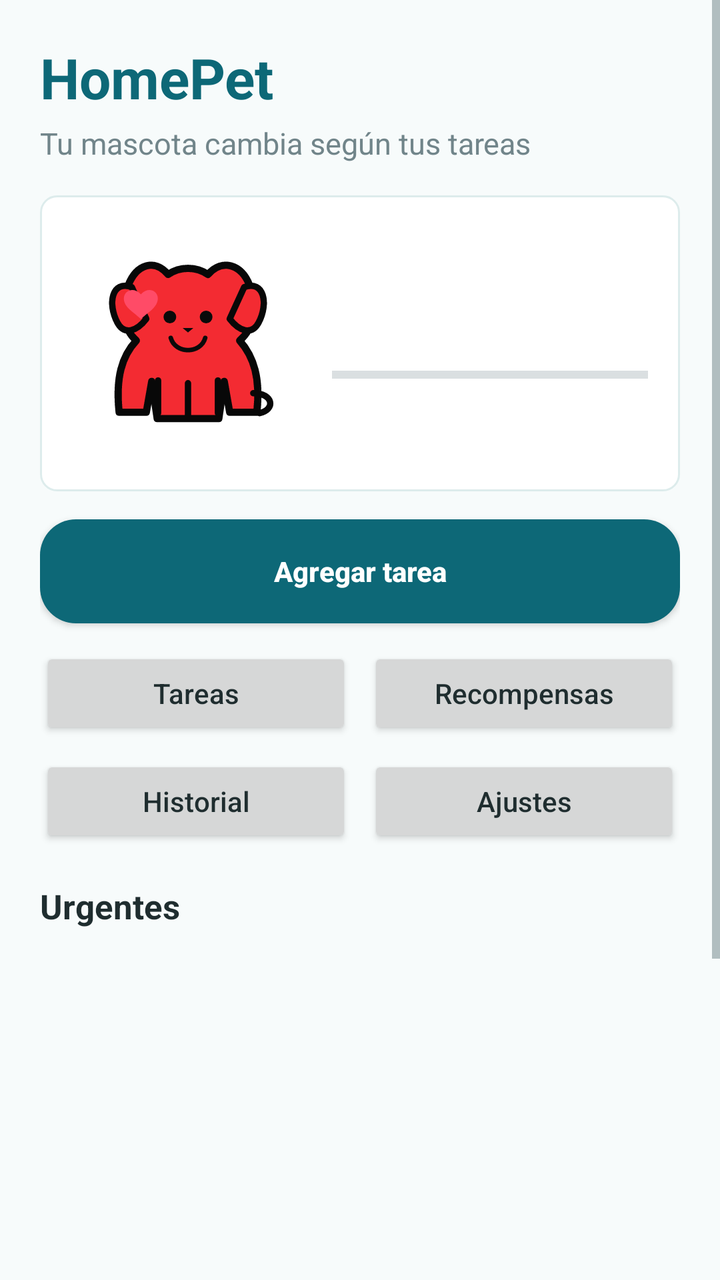
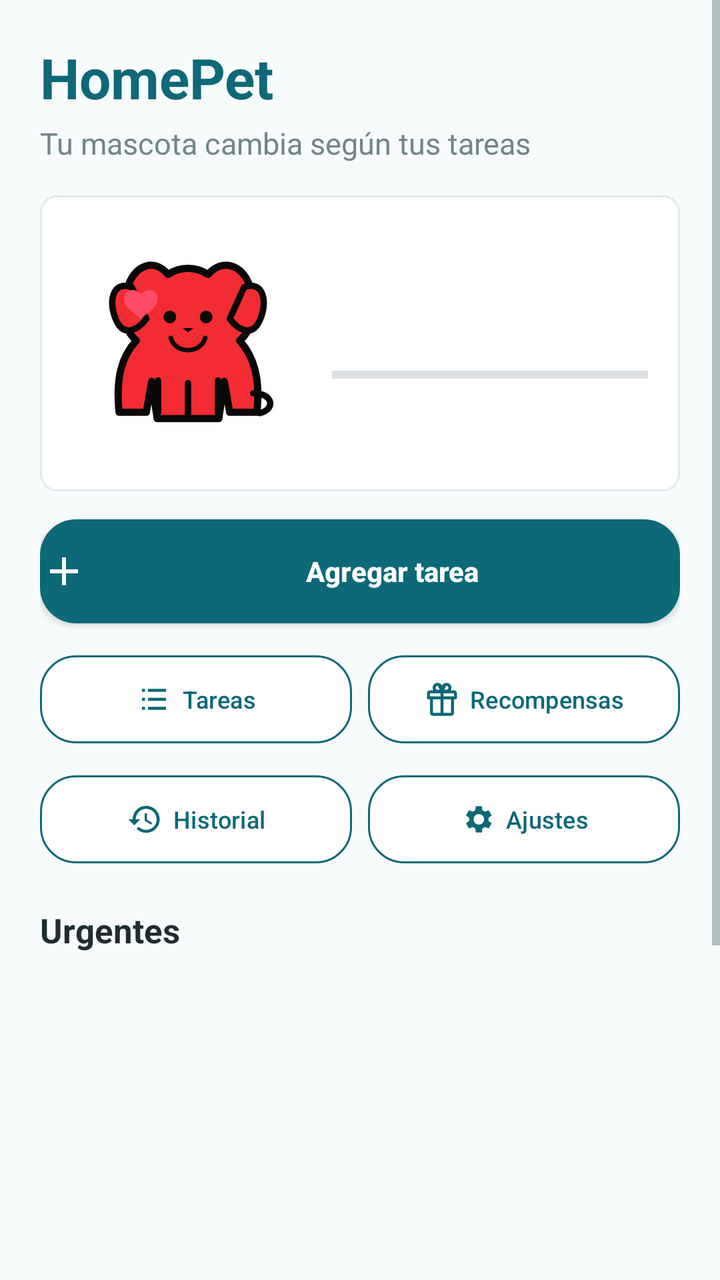

An Android layout rendered at two revisions. The XML below is the earlier revision; the diff shows what the commit changed to produce the second picture.
<!-- AndroidManifest.xml: application theme Theme.FinalProject -->
<!-- res/layout/activity_main.xml -->
<?xml version="1.0" encoding="utf-8"?>
<ScrollView xmlns:android="http://schemas.android.com/apk/res/android"
    android:id="@+id/main"
    android:layout_width="match_parent"
    android:layout_height="match_parent"
    android:background="@color/homepet_background">

    <LinearLayout
        android:layout_width="match_parent"
        android:layout_height="wrap_content"
        android:orientation="vertical"
        android:padding="20dp">

        <TextView
            android:id="@+id/greetingText"
            android:layout_width="match_parent"
            android:layout_height="wrap_content"
            android:text="@string/homepet_title"
            android:textColor="@color/homepet_primary"
            android:textSize="28sp"
            android:textStyle="bold" />

        <TextView
            android:id="@+id/petMessageText"
            android:layout_width="match_parent"
            android:layout_height="wrap_content"
            android:layout_marginTop="4dp"
            android:text="@string/dashboard_subtitle"
            android:textColor="@color/homepet_text_muted"
            android:textSize="15sp" />

        <LinearLayout
            android:layout_width="match_parent"
            android:layout_height="wrap_content"
            android:layout_marginTop="16dp"
            android:background="@drawable/bg_task_item"
            android:gravity="center_vertical"
            android:orientation="horizontal"
            android:padding="16dp">

            <FrameLayout
                android:layout_width="116dp"
                android:layout_height="116dp">

                <ImageView
                    android:id="@+id/petBackgroundImage"
                    android:layout_width="match_parent"
                    android:layout_height="match_parent"
                    android:importantForAccessibility="no"
                    android:scaleType="fitCenter"
                    android:visibility="gone" />

                <ImageView
                    android:id="@+id/petCapeImage"
                    android:layout_width="match_parent"
                    android:layout_height="match_parent"
                    android:importantForAccessibility="no"
                    android:scaleType="fitCenter"
                    android:visibility="gone" />

                <ImageView
                    android:id="@+id/petImage"
                    android:layout_width="match_parent"
                    android:layout_height="match_parent"
                    android:contentDescription="@string/homepet_pet_image"
                    android:scaleType="fitCenter"
                    android:src="@drawable/pet_dog_happy" />

                <ImageView
                    android:id="@+id/petGoldImage"
                    android:layout_width="match_parent"
                    android:layout_height="match_parent"
                    android:importantForAccessibility="no"
                    android:scaleType="fitCenter"
                    android:visibility="gone" />

                <ImageView
                    android:id="@+id/petCollarImage"
                    android:layout_width="match_parent"
                    android:layout_height="match_parent"
                    android:importantForAccessibility="no"
                    android:scaleType="fitCenter"
                    android:visibility="gone" />

                <ImageView
                    android:id="@+id/petHatImage"
                    android:layout_width="match_parent"
                    android:layout_height="match_parent"
                    android:importantForAccessibility="no"
                    android:scaleType="fitCenter"
                    android:visibility="gone" />
            </FrameLayout>

            <LinearLayout
                android:layout_width="0dp"
                android:layout_height="wrap_content"
                android:layout_marginStart="14dp"
                android:layout_weight="1"
                android:orientation="vertical">

                <TextView
                    android:id="@+id/petNameText"
                    android:layout_width="match_parent"
                    android:layout_height="wrap_content"
                    android:textColor="@color/homepet_text"
                    android:textSize="21sp"
                    android:textStyle="bold" />

                <TextView
                    android:id="@+id/petStatusText"
                    android:layout_width="match_parent"
                    android:layout_height="wrap_content"
                    android:layout_marginTop="3dp"
                    android:textColor="@color/homepet_text_muted"
                    android:textSize="13sp" />

                <ProgressBar
                    android:id="@+id/xpProgress"
                    style="?android:attr/progressBarStyleHorizontal"
                    android:layout_width="match_parent"
                    android:layout_height="8dp"
                    android:layout_marginTop="8dp" />

                <TextView
                    android:id="@+id/petStatsText"
                    android:layout_width="match_parent"
                    android:layout_height="wrap_content"
                    android:layout_marginTop="8dp"
                    android:textColor="@color/homepet_text"
                    android:textSize="13sp" />
            </LinearLayout>
        </LinearLayout>

        <Button
            android:id="@+id/addTaskButton"
            android:layout_width="match_parent"
            android:layout_height="52dp"
            android:layout_marginTop="14dp"
            android:background="@drawable/bg_primary_button"
            android:backgroundTint="@null"
            android:text="@string/add_task"
            android:textAllCaps="false"
            android:textColor="@color/homepet_on_primary"
            android:textStyle="bold" />

        <LinearLayout
            android:layout_width="match_parent"
            android:layout_height="wrap_content"
            android:layout_marginTop="12dp"
            android:orientation="horizontal">

            <Button
                android:id="@+id/tasksButton"
                android:layout_width="0dp"
                android:layout_height="46dp"
                android:layout_weight="1"
                android:text="@string/tasks"
                android:textAllCaps="false" />

            <Button
                android:id="@+id/rewardsButton"
                android:layout_width="0dp"
                android:layout_height="46dp"
                android:layout_marginStart="8dp"
                android:layout_weight="1"
                android:text="@string/rewards"
                android:textAllCaps="false" />
        </LinearLayout>

        <LinearLayout
            android:layout_width="match_parent"
            android:layout_height="wrap_content"
            android:layout_marginTop="8dp"
            android:orientation="horizontal">

            <Button
                android:id="@+id/historyButton"
                android:layout_width="0dp"
                android:layout_height="46dp"
                android:layout_weight="1"
                android:text="@string/history"
                android:textAllCaps="false" />

            <Button
                android:id="@+id/settingsButton"
                android:layout_width="0dp"
                android:layout_height="46dp"
                android:layout_marginStart="8dp"
                android:layout_weight="1"
                android:text="@string/settings"
                android:textAllCaps="false" />
        </LinearLayout>

        <TextView
            android:layout_width="match_parent"
            android:layout_height="wrap_content"
            android:layout_marginTop="18dp"
            android:text="@string/urgent_tasks"
            android:textColor="@color/homepet_text"
            android:textSize="17sp"
            android:textStyle="bold" />

        <TextView
            android:id="@+id/emptyText"
            android:layout_width="match_parent"
            android:layout_height="wrap_content"
            android:layout_marginTop="12dp"
            android:gravity="center"
            android:text="@string/no_tasks"
            android:textColor="@color/homepet_text_muted"
            android:textSize="15sp"
            android:visibility="gone" />

        <androidx.recyclerview.widget.RecyclerView
            android:id="@+id/tasksRecyclerView"
            android:layout_width="match_parent"
            android:layout_height="360dp"
            android:layout_marginTop="10dp" />
    </LinearLayout>
</ScrollView>
<!-- resources referenced by this layout -->
<resources>
  <color name="homepet_background">#F7FBFB</color>
  <color name="homepet_primary">#0D6877</color>
  <color name="homepet_text">#1F2D2F</color>
  <color name="homepet_text_muted">#71858A</color>
  <string name="add_task">Agregar tarea</string>
  <string name="history">Historial</string>
  <string name="homepet_title">HomePet</string>
  <string name="rewards">Recompensas</string>
  <string name="settings">Ajustes</string>
  <string name="tasks">Tareas</string>
  <string name="urgent_tasks">Urgentes</string>
  <color name="homepet_surface">#FFFFFFFF</color>
  <color name="homepet_input_border">#DDECEC</color>
  <color name="white">#FFFFFFFF</color>
  <!-- unchanged entries left out for length: 10 -->
</resources>

<!-- the commit's change to res/layout/activity_main.xml (unified diff, before → after) -->
@@ -1,5 +1,6 @@
 <?xml version="1.0" encoding="utf-8"?>
 <ScrollView xmlns:android="http://schemas.android.com/apk/res/android"
+    xmlns:app="http://schemas.android.com/apk/res-auto"
     android:id="@+id/main"
     android:layout_width="match_parent"
     android:layout_height="match_parent"
@@ -138,6 +139,9 @@
             android:layout_marginTop="14dp"
             android:background="@drawable/bg_primary_button"
             android:backgroundTint="@null"
+            android:drawableStart="@drawable/ic_add_24"
+            android:drawablePadding="8dp"
+            android:drawableTint="@color/homepet_on_primary"
             android:text="@string/add_task"
             android:textAllCaps="false"
             android:textColor="@color/homepet_on_primary"
@@ -149,22 +153,50 @@
             android:layout_marginTop="12dp"
             android:orientation="horizontal">
 
-            <Button
+            <com.google.android.material.button.MaterialButton
                 android:id="@+id/tasksButton"
                 android:layout_width="0dp"
-                android:layout_height="46dp"
-                android:layout_weight="1"
+                android:layout_height="52dp"
+                android:layout_weight="1"
+                android:maxLines="1"
+                android:minWidth="0dp"
+                android:paddingStart="8dp"
+                android:paddingEnd="8dp"
                 android:text="@string/tasks"
-                android:textAllCaps="false" />
-
-            <Button
+                android:textAllCaps="false"
+                android:textColor="@color/homepet_primary"
+                android:textSize="12sp"
+                app:backgroundTint="@color/homepet_surface"
+                app:cornerRadius="18dp"
+                app:icon="@drawable/ic_tasks_24"
+                app:iconGravity="textStart"
+                app:iconPadding="5dp"
+                app:iconTint="@color/homepet_primary"
+                app:strokeColor="@color/homepet_primary"
+                app:strokeWidth="1dp" />
+
+            <com.google.android.material.button.MaterialButton
                 android:id="@+id/rewardsButton"
                 android:layout_width="0dp"
-                android:layout_height="46dp"
+                android:layout_height="52dp"
                 android:layout_marginStart="8dp"
                 android:layout_weight="1"
+                android:maxLines="1"
+                android:minWidth="0dp"
+                android:paddingStart="8dp"
+                android:paddingEnd="8dp"
                 android:text="@string/rewards"
-                android:textAllCaps="false" />
+                android:textAllCaps="false"
+                android:textColor="@color/homepet_primary"
+                android:textSize="12sp"
+                app:backgroundTint="@color/homepet_surface"
+                app:cornerRadius="18dp"
+                app:icon="@drawable/ic_gift_24"
+                app:iconGravity="textStart"
+                app:iconPadding="5dp"
+                app:iconTint="@color/homepet_primary"
+                app:strokeColor="@color/homepet_primary"
+                app:strokeWidth="1dp" />
         </LinearLayout>
 
         <LinearLayout
@@ -173,22 +205,50 @@
             android:layout_marginTop="8dp"
             android:orientation="horizontal">
 
-            <Button
+            <com.google.android.material.button.MaterialButton
                 android:id="@+id/historyButton"
                 android:layout_width="0dp"
-                android:layout_height="46dp"
-                android:layout_weight="1"
+                android:layout_height="52dp"
+                android:layout_weight="1"
+                android:maxLines="1"
+                android:minWidth="0dp"
+                android:paddingStart="8dp"
+                android:paddingEnd="8dp"
                 android:text="@string/history"
-                android:textAllCaps="false" />
-
-            <Button
+                android:textAllCaps="false"
+                android:textColor="@color/homepet_primary"
+                android:textSize="12sp"
+                app:backgroundTint="@color/homepet_surface"
+                app:cornerRadius="18dp"
+                app:icon="@drawable/ic_history_24"
+                app:iconGravity="textStart"
+                app:iconPadding="5dp"
+                app:iconTint="@color/homepet_primary"
+                app:strokeColor="@color/homepet_primary"
+                app:strokeWidth="1dp" />
+
+            <com.google.android.material.button.MaterialButton
                 android:id="@+id/settingsButton"
                 android:layout_width="0dp"
-                android:layout_height="46dp"
+                android:layout_height="52dp"
                 android:layout_marginStart="8dp"
                 android:layout_weight="1"
+                android:maxLines="1"
+                android:minWidth="0dp"
+                android:paddingStart="8dp"
+                android:paddingEnd="8dp"
                 android:text="@string/settings"
-                android:textAllCaps="false" />
+                android:textAllCaps="false"
+                android:textColor="@color/homepet_primary"
+                android:textSize="12sp"
+                app:backgroundTint="@color/homepet_surface"
+                app:cornerRadius="18dp"
+                app:icon="@drawable/ic_settings_24"
+                app:iconGravity="textStart"
+                app:iconPadding="5dp"
+                app:iconTint="@color/homepet_primary"
+                app:strokeColor="@color/homepet_primary"
+                app:strokeWidth="1dp" />
         </LinearLayout>
 
         <TextView
<!-- resource entries referenced after the edit -->
@@ -4,6 +4,61 @@
   <color name="homepet_primary">#0D6877</color>
   <color name="homepet_text">#1F2D2F</color>
   <color name="homepet_text_muted">#71858A</color>
+  <!-- drawable ic_add_24 (drawable) -->
+  <?xml version="1.0" encoding="utf-8"?>
+  <vector xmlns:android="http://schemas.android.com/apk/res/android"
+      android:width="24dp"
+      android:height="24dp"
+      android:viewportWidth="24"
+      android:viewportHeight="24">
+      <path
+          android:fillColor="#FF000000"
+          android:pathData="M19,13H13V19H11V13H5V11H11V5H13V11H19V13Z" />
+  </vector>
+  <!-- drawable ic_gift_24 (drawable) -->
+  <?xml version="1.0" encoding="utf-8"?>
+  <vector xmlns:android="http://schemas.android.com/apk/res/android"
+      android:width="24dp"
+      android:height="24dp"
+      android:viewportWidth="24"
+      android:viewportHeight="24">
+      <path
+          android:fillColor="#FF000000"
+          android:pathData="M20,6H17.82C18.11,5.49 18.28,4.91 18.28,4.3C18.28,2.48 16.8,1 14.98,1C13.82,1 12.8,1.6 12.21,2.5L12,2.84L11.79,2.5C11.2,1.6 10.18,1 9.02,1C7.2,1 5.72,2.48 5.72,4.3C5.72,4.91 5.89,5.49 6.18,6H4C2.9,6 2,6.9 2,8V11C2,11.55 2.45,12 3,12H4V21C4,22.1 4.9,23 6,23H18C19.1,23 20,22.1 20,21V12H21C21.55,12 22,11.55 22,11V8C22,6.9 21.1,6 20,6M14.98,3C15.7,3 16.28,3.58 16.28,4.3C16.28,5.02 15.7,5.6 14.98,5.6H13.42L13.9,4.82C14.15,4.42 14.53,3 14.98,3M7.72,4.3C7.72,3.58 8.3,3 9.02,3C9.47,3 9.85,4.42 10.1,4.82L10.58,5.6H9.02C8.3,5.6 7.72,5.02 7.72,4.3M4,8H11V10H4V8M6,12H11V21H6V12M18,21H13V12H18V21M20,10H13V8H20V10Z" />
+  </vector>
+  <!-- drawable ic_history_24 (drawable) -->
+  <?xml version="1.0" encoding="utf-8"?>
+  <vector xmlns:android="http://schemas.android.com/apk/res/android"
+      android:width="24dp"
+      android:height="24dp"
+      android:viewportWidth="24"
+      android:viewportHeight="24">
+      <path
+          android:fillColor="#FF000000"
+          android:pathData="M13.5,8H12V13L16.28,15.54L17,14.33L13.5,12.25V8M13,3C8.03,3 4,7.03 4,12H1L5,16L9,12H6C6,8.13 9.13,5 13,5C16.87,5 20,8.13 20,12C20,15.87 16.87,19 13,19C11.07,19 9.32,18.22 8.05,16.95L6.63,18.37C8.27,20 10.52,21 13,21C17.97,21 22,16.97 22,12C22,7.03 17.97,3 13,3Z" />
+  </vector>
+  <!-- drawable ic_settings_24 (drawable) -->
+  <?xml version="1.0" encoding="utf-8"?>
+  <vector xmlns:android="http://schemas.android.com/apk/res/android"
+      android:width="24dp"
+      android:height="24dp"
+      android:viewportWidth="24"
+      android:viewportHeight="24">
+      <path
+          android:fillColor="#FF000000"
+          android:pathData="M19.43,12.98C19.47,12.66 19.5,12.34 19.5,12C19.5,11.66 19.47,11.34 19.42,11.02L21.54,9.37L19.54,5.91L17.05,6.91C16.54,6.5 15.97,6.17 15.35,5.92L15,3.27H11L10.64,5.92C10.03,6.17 9.46,6.5 8.95,6.91L6.46,5.91L4.46,9.37L6.58,11.02C6.53,11.34 6.5,11.67 6.5,12C6.5,12.33 6.53,12.66 6.58,12.98L4.46,14.63L6.46,18.09L8.95,17.09C9.46,17.5 10.03,17.83 10.65,18.08L11,20.73H15L15.36,18.08C15.97,17.83 16.54,17.5 17.05,17.09L19.54,18.09L21.54,14.63L19.43,12.98M13,15.5C11.07,15.5 9.5,13.93 9.5,12C9.5,10.07 11.07,8.5 13,8.5C14.93,8.5 16.5,10.07 16.5,12C16.5,13.93 14.93,15.5 13,15.5Z" />
+  </vector>
+  <!-- drawable ic_tasks_24 (drawable) -->
+  <?xml version="1.0" encoding="utf-8"?>
+  <vector xmlns:android="http://schemas.android.com/apk/res/android"
+      android:width="24dp"
+      android:height="24dp"
+      android:viewportWidth="24"
+      android:viewportHeight="24">
+      <path
+          android:fillColor="#FF000000"
+          android:pathData="M4,5H6V7H4V5M8,5H20V7H8V5M4,11H6V13H4V11M8,11H20V13H8V11M4,17H6V19H4V17M8,17H20V19H8V17Z" />
+  </vector>
   <string name="add_task">Agregar tarea</string>
   <string name="history">Historial</string>
   <string name="homepet_title">HomePet</string>
